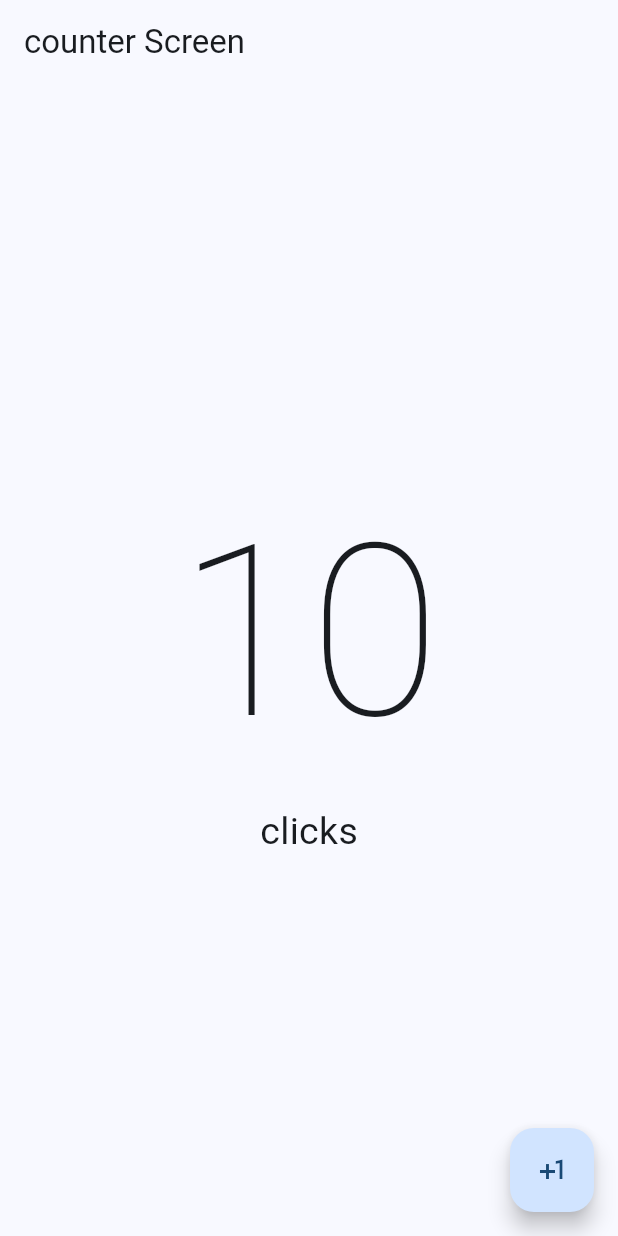
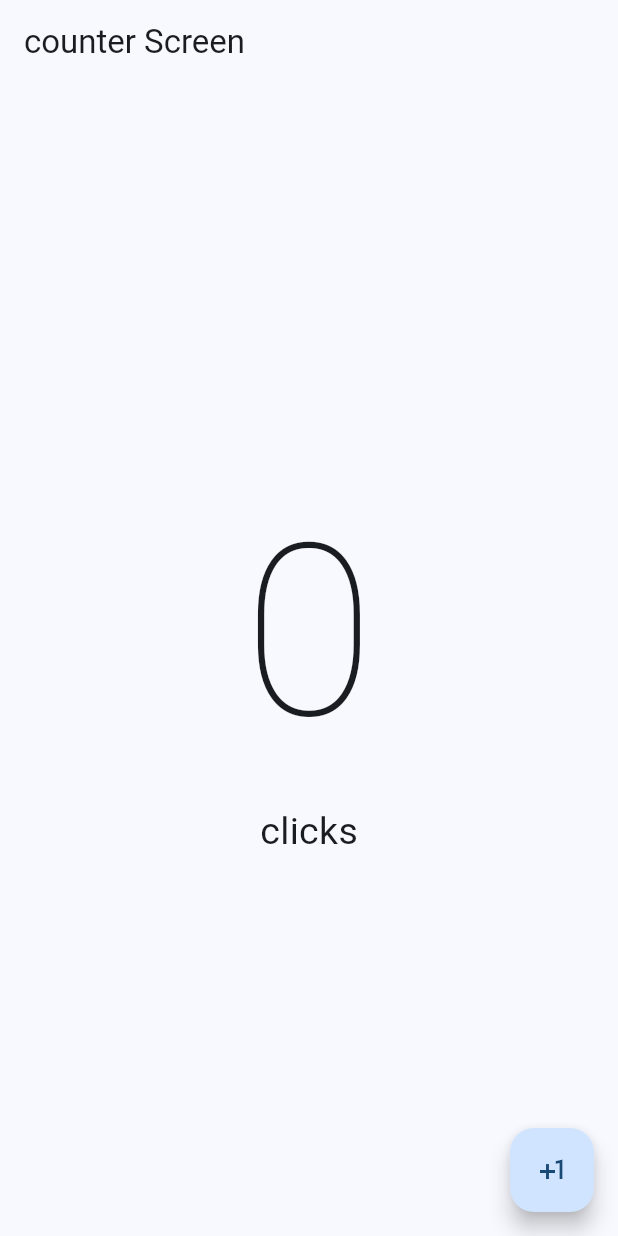
Before and after one commit to miusarname2/FLUTTER_hello_world_app, a Flutter app: the screen it shows after launch, on a phone screen of 412 x 824 dp. Run offline on Flutter 3.47's test engine with Material 2 defaults, Android fonts, the phone set to English and light mode, and no system bars.

Commit message:
feat: :sparkles: Se construyo el contador,casi por completo(faltan algunos detalles)}
Faltan algunos detalles pero ya funciona el 100%

```diff
--- a/lib/presentation/screens/counter/counter_screen.dart
+++ b/lib/presentation/screens/counter/counter_screen.dart
@@ -1,7 +1,15 @@
 import 'package:flutter/material.dart';
 
-class CounterScreen extends StatelessWidget {
+class CounterScreen extends StatefulWidget {
   const CounterScreen({super.key});
+
+  @override
+  State<CounterScreen> createState() => _CounterScreenState();
+}
+
+class _CounterScreenState extends State<CounterScreen> {
+
+  int counter = 0;
 
   @override
   Widget build(BuildContext context) {
@@ -9,16 +17,20 @@ class CounterScreen extends StatelessWidget {
       appBar: AppBar(
         title: const Text('counter Screen'),
       ) ,
-        body: const Center(
+        body: Center(
           child:Column(
             mainAxisAlignment: MainAxisAlignment.center,
             children: [
-              Text('10',style: TextStyle( fontSize: 160,fontWeight: FontWeight.w100 ),),
-              Text('clicks',style: TextStyle( fontSize: 25 ),)
+              Text('$counter',style: const TextStyle( fontSize: 160,fontWeight: FontWeight.w100 ),),
+              const Text('clicks',style: TextStyle( fontSize: 25 ),)
             ],
           )
         ),
-        floatingActionButton: FloatingActionButton(onPressed: (){},
+        floatingActionButton: FloatingActionButton(onPressed: (){
+          setState(() {
+            counter++;
+          });
+        },
         child: const Icon(Icons.plus_one),
         ),
       );
```
